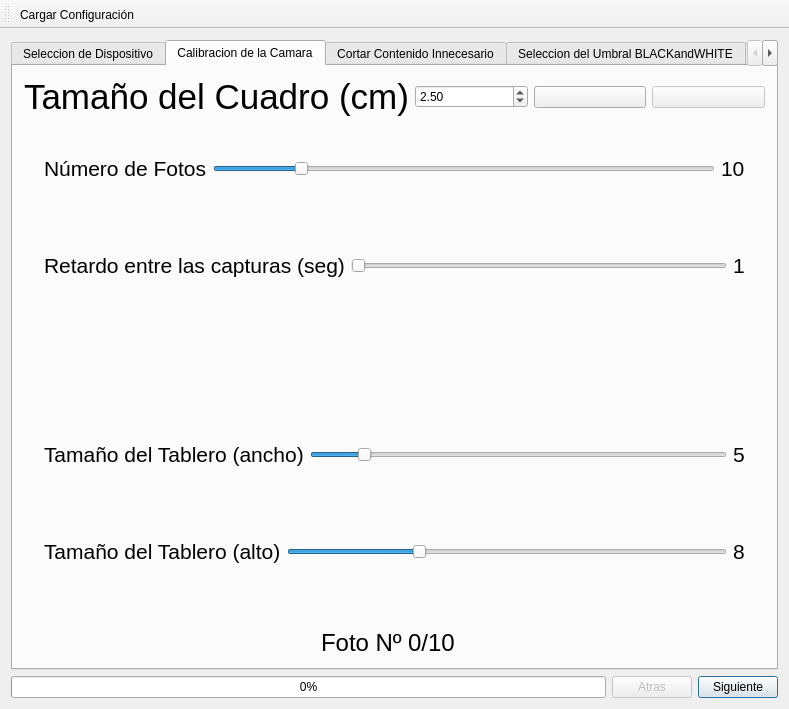
dianjuar/ModuloVisionArtifiical_ACO, file ventanaprincipal.ui: the form before one commit.
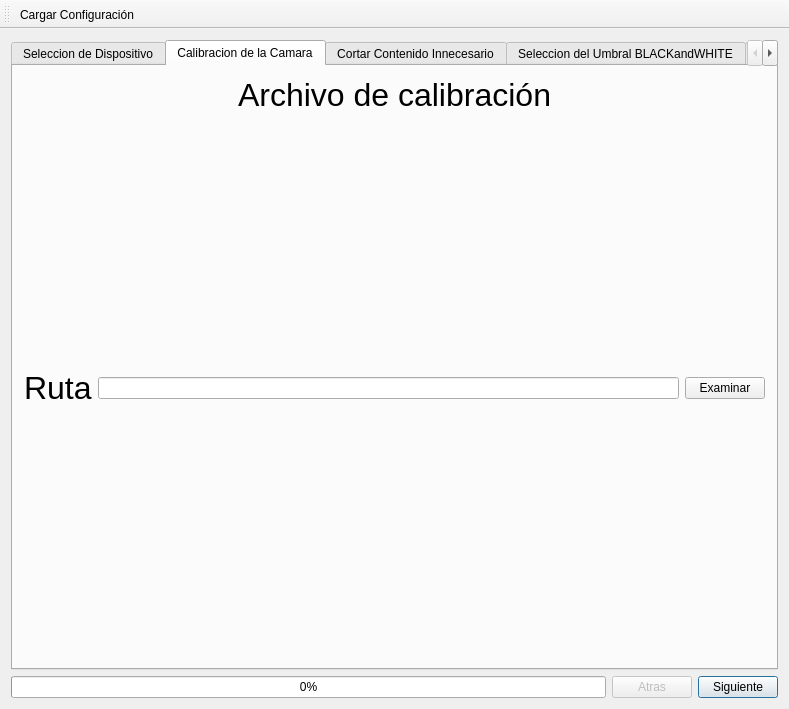
The form after the commit. The open tabs and pages were chosen to show the change. Icons and pictures are not drawn. Custom widgets are drawn as their Qt base class.

Commit message: Mejoramiento de la calibración

Patch:
```diff
--- a/ventanaprincipal.ui
+++ b/ventanaprincipal.ui
@@ -141,412 +141,7 @@
        </attribute>
        <layout class="QVBoxLayout" name="verticalLayout_11">
         <item>
-         <layout class="QHBoxLayout" name="horizontalLayout_24">
-          <item>
-           <widget class="QLabel" name="label_25">
-            <property name="font">
-             <font>
-              <family>Ubuntu</family>
-              <pointsize>26</pointsize>
-             </font>
-            </property>
-            <property name="text">
-             <string>Tamaño del Cuadro (cm)</string>
-            </property>
-           </widget>
-          </item>
-          <item>
-           <widget class="QDoubleSpinBox" name="doubleSpinBox_F1_1">
-            <property name="value">
-             <double>2.500000000000000</double>
-            </property>
-           </widget>
-          </item>
-          <item>
-           <widget class="QPushButton" name="pushButton_startF1_1">
-            <property name="text">
-             <string/>
-            </property>
-            <property name="icon">
-             <iconset>
-              <normaloff>../ModuloDeVisionArtificial_1_1+GIT-build-desktop-Qt_4_8_1_in_PATH__System__Release/media/TestConnection/start.png</normaloff>../ModuloDeVisionArtificial_1_1+GIT-build-desktop-Qt_4_8_1_in_PATH__System__Release/media/TestConnection/start.png</iconset>
-            </property>
-            <property name="iconSize">
-             <size>
-              <width>25</width>
-              <height>25</height>
-             </size>
-            </property>
-           </widget>
-          </item>
-          <item>
-           <widget class="QPushButton" name="pushButton_restartF1_1">
-            <property name="enabled">
-             <bool>false</bool>
-            </property>
-            <property name="text">
-             <string/>
-            </property>
-            <property name="icon">
-             <iconset>
-              <normaloff>../ModuloDeVisionArtificial_1_1+GIT-build-desktop-Qt_4_8_1_in_PATH__System__Release/media/TestConnection/restart.png</normaloff>../ModuloDeVisionArtificial_1_1+GIT-build-desktop-Qt_4_8_1_in_PATH__System__Release/media/TestConnection/restart.png</iconset>
-            </property>
-            <property name="iconSize">
-             <size>
-              <width>25</width>
-              <height>25</height>
-             </size>
-            </property>
-           </widget>
-          </item>
-         </layout>
-        </item>
-        <item>
-         <layout class="QHBoxLayout" name="horizontalLayout_29">
-          <item>
-           <spacer name="verticalSpacer_36">
-            <property name="orientation">
-             <enum>Qt::Vertical</enum>
-            </property>
-            <property name="sizeHint" stdset="0">
-             <size>
-              <width>20</width>
-              <height>40</height>
-             </size>
-            </property>
-           </spacer>
-          </item>
-          <item>
-           <widget class="QLabel" name="label_32">
-            <property name="font">
-             <font>
-              <family>Ubuntu</family>
-              <pointsize>16</pointsize>
-             </font>
-            </property>
-            <property name="text">
-             <string>Número de Fotos</string>
-            </property>
-           </widget>
-          </item>
-          <item>
-           <widget class="QSlider" name="slider_NFotos_F1_1">
-            <property name="minimum">
-             <number>8</number>
-            </property>
-            <property name="maximum">
-             <number>20</number>
-            </property>
-            <property name="value">
-             <number>10</number>
-            </property>
-            <property name="orientation">
-             <enum>Qt::Horizontal</enum>
-            </property>
-           </widget>
-          </item>
-          <item>
-           <widget class="QLabel" name="label_33">
-            <property name="font">
-             <font>
-              <family>Ubuntu</family>
-              <pointsize>16</pointsize>
-             </font>
-            </property>
-            <property name="text">
-             <string>10</string>
-            </property>
-           </widget>
-          </item>
-          <item>
-           <spacer name="verticalSpacer_38">
-            <property name="orientation">
-             <enum>Qt::Vertical</enum>
-            </property>
-            <property name="sizeHint" stdset="0">
-             <size>
-              <width>20</width>
-              <height>40</height>
-             </size>
-            </property>
-           </spacer>
-          </item>
-         </layout>
-        </item>
-        <item>
-         <layout class="QHBoxLayout" name="horizontalLayout_30">
-          <item>
-           <spacer name="verticalSpacer_37">
-            <property name="orientation">
-             <enum>Qt::Vertical</enum>
-            </property>
-            <property name="sizeHint" stdset="0">
-             <size>
-              <width>20</width>
-              <height>40</height>
-             </size>
-            </property>
-           </spacer>
-          </item>
-          <item>
-           <widget class="QLabel" name="label_34">
-            <property name="font">
-             <font>
-              <family>Ubuntu</family>
-              <pointsize>16</pointsize>
-             </font>
-            </property>
-            <property name="text">
-             <string>Retardo entre las capturas (seg)</string>
-            </property>
-           </widget>
-          </item>
-          <item>
-           <widget class="QSlider" name="slider_delay_F1_1">
-            <property name="minimum">
-             <number>1</number>
-            </property>
-            <property name="maximum">
-             <number>10</number>
-            </property>
-            <property name="value">
-             <number>1</number>
-            </property>
-            <property name="orientation">
-             <enum>Qt::Horizontal</enum>
-            </property>
-           </widget>
-          </item>
-          <item>
-           <widget class="QLabel" name="label_35">
-            <property name="font">
-             <font>
-              <family>Ubuntu</family>
-              <pointsize>16</pointsize>
-             </font>
-            </property>
-            <property name="text">
-             <string>1</string>
-            </property>
-           </widget>
-          </item>
-          <item>
-           <spacer name="verticalSpacer_39">
-            <property name="orientation">
-             <enum>Qt::Vertical</enum>
-            </property>
-            <property name="sizeHint" stdset="0">
-             <size>
-              <width>20</width>
-              <height>40</height>
-             </size>
-            </property>
-           </spacer>
-          </item>
-         </layout>
-        </item>
-        <item>
-         <spacer name="verticalSpacer_32">
-          <property name="orientation">
-           <enum>Qt::Vertical</enum>
-          </property>
-          <property name="sizeHint" stdset="0">
-           <size>
-            <width>20</width>
-            <height>40</height>
-           </size>
-          </property>
-         </spacer>
-        </item>
-        <item>
-         <layout class="QHBoxLayout" name="horizontalLayout_25">
-          <item>
-           <spacer name="verticalSpacer_21">
-            <property name="orientation">
-             <enum>Qt::Vertical</enum>
-            </property>
-            <property name="sizeHint" stdset="0">
-             <size>
-              <width>20</width>
-              <height>40</height>
-             </size>
-            </property>
-           </spacer>
-          </item>
-          <item>
-           <widget class="QLabel" name="label_26">
-            <property name="font">
-             <font>
-              <family>Ubuntu</family>
-              <pointsize>16</pointsize>
-             </font>
-            </property>
-            <property name="text">
-             <string>Tamaño del Tablero (ancho)</string>
-            </property>
-           </widget>
-          </item>
-          <item>
-           <widget class="QSlider" name="slider_BoardSizeW_F1_1">
-            <property name="minimum">
-             <number>3</number>
-            </property>
-            <property name="maximum">
-             <number>20</number>
-            </property>
-            <property name="value">
-             <number>5</number>
-            </property>
-            <property name="orientation">
-             <enum>Qt::Horizontal</enum>
-            </property>
-           </widget>
-          </item>
-          <item>
-           <widget class="QLabel" name="label_27">
-            <property name="font">
-             <font>
-              <family>Ubuntu</family>
-              <pointsize>16</pointsize>
-             </font>
-            </property>
-            <property name="text">
-             <string>5</string>
-            </property>
-           </widget>
-          </item>
-          <item>
-           <spacer name="verticalSpacer_31">
-            <property name="orientation">
-             <enum>Qt::Vertical</enum>
-            </property>
-            <property name="sizeHint" stdset="0">
-             <size>
-              <width>20</width>
-              <height>40</height>
-             </size>
-            </property>
-           </spacer>
-          </item>
-         </layout>
-        </item>
-        <item>
-         <layout class="QHBoxLayout" name="horizontalLayout_27">
-          <item>
-           <spacer name="verticalSpacer_34">
-            <property name="orientation">
-             <enum>Qt::Vertical</enum>
-            </property>
-            <property name="sizeHint" stdset="0">
-             <size>
-              <width>20</width>
-              <height>40</height>
-             </size>
-            </property>
-           </spacer>
-          </item>
-          <item>
-           <widget class="QLabel" name="label_30">
-            <property name="font">
-             <font>
-              <family>Ubuntu</family>
-              <pointsize>16</pointsize>
-             </font>
-            </property>
-            <property name="text">
-             <string>Tamaño del Tablero (alto)</string>
-            </property>
-           </widget>
-          </item>
-          <item>
-           <widget class="QSlider" name="slider_BoardSizeH_F1_1">
-            <property name="minimum">
-             <number>3</number>
-            </property>
-            <property name="maximum">
-             <number>20</number>
-            </property>
-            <property name="value">
-             <number>8</number>
-            </property>
-            <property name="orientation">
-             <enum>Qt::Horizontal</enum>
-            </property>
-           </widget>
-          </item>
-          <item>
-           <widget class="QLabel" name="label_31">
-            <property name="font">
-             <font>
-              <family>Ubuntu</family>
-              <pointsize>16</pointsize>
-             </font>
-            </property>
-            <property name="text">
-             <string>8</string>
-            </property>
-           </widget>
-          </item>
-          <item>
-           <spacer name="verticalSpacer_35">
-            <property name="orientation">
-             <enum>Qt::Vertical</enum>
-            </property>
-            <property name="sizeHint" stdset="0">
-             <size>
-              <width>20</width>
-              <height>40</height>
-             </size>
-            </property>
-           </spacer>
-          </item>
-         </layout>
-        </item>
-        <item>
-         <layout class="QHBoxLayout" name="horizontalLayout_28">
-          <item>
-           <spacer name="horizontalSpacer_27">
-            <property name="orientation">
-             <enum>Qt::Horizontal</enum>
-            </property>
-            <property name="sizeHint" stdset="0">
-             <size>
-              <width>40</width>
-              <height>20</height>
-             </size>
-            </property>
-           </spacer>
-          </item>
-          <item>
-           <widget class="QLabel" name="label_displayF1_1">
-            <property name="text">
-             <string/>
-            </property>
-            <property name="scaledContents">
-             <bool>false</bool>
-            </property>
-            <property name="wordWrap">
-             <bool>false</bool>
-            </property>
-           </widget>
-          </item>
-          <item>
-           <spacer name="horizontalSpacer_28">
-            <property name="orientation">
-             <enum>Qt::Horizontal</enum>
-            </property>
-            <property name="sizeHint" stdset="0">
-             <size>
-              <width>40</width>
-              <height>20</height>
-             </size>
-            </property>
-           </spacer>
-          </item>
-         </layout>
-        </item>
-        <item>
-         <layout class="QHBoxLayout" name="horizontalLayout_23">
+         <layout class="QHBoxLayout" name="horizontalLayout_14">
           <item>
            <spacer name="horizontalSpacer_25">
             <property name="orientation">
@@ -561,38 +156,18 @@
            </spacer>
           </item>
           <item>
-           <widget class="QLabel" name="labe1">
+           <widget class="QLabel" name="label_8">
             <property name="font">
              <font>
               <family>Ubuntu</family>
-              <pointsize>18</pointsize>
+              <pointsize>24</pointsize>
+              <weight>50</weight>
+              <italic>false</italic>
+              <bold>false</bold>
              </font>
             </property>
             <property name="text">
-             <string>Foto Nº</string>
-            </property>
-           </widget>
-          </item>
-          <item>
-           <widget class="QLabel" name="label_FotoTomada_F1_1">
-            <property name="font">
-             <font>
-              <family>Ubuntu</family>
-              <pointsize>18</pointsize>
-             </font>
-            </property>
-            <property name="text">
-             <string>0/10</string>
-            </property>
-           </widget>
-          </item>
-          <item>
-           <widget class="QLabel" name="label_TodoEnOrden_F1_1">
-            <property name="text">
-             <string/>
-            </property>
-            <property name="pixmap">
-             <pixmap>../ModuloDeVisionArtificial_1_1+GIT-build-desktop-Qt_4_8_1_in_PATH__System__Release/media/TestConnection/Bad.png</pixmap>
+             <string>Archivo de calibración</string>
             </property>
            </widget>
           </item>
@@ -611,6 +186,69 @@
           </item>
          </layout>
         </item>
+        <item>
+         <spacer name="verticalSpacer_10">
+          <property name="orientation">
+           <enum>Qt::Vertical</enum>
+          </property>
+          <property name="sizeHint" stdset="0">
+           <size>
+            <width>20</width>
+            <height>40</height>
+           </size>
+          </property>
+         </spacer>
+        </item>
+        <item>
+         <layout class="QHBoxLayout" name="horizontalLayout_13">
+          <item>
+           <widget class="QLabel" name="label_9">
+            <property name="font">
+             <font>
+              <family>Ubuntu</family>
+              <pointsize>24</pointsize>
+              <weight>50</weight>
+              <italic>false</italic>
+              <bold>false</bold>
+             </font>
+            </property>
+            <property name="text">
+             <string>Ruta</string>
+            </property>
+           </widget>
+          </item>
+          <item>
+           <widget class="QLineEdit" name="lineEdit_F1_1_path">
+            <property name="enabled">
+             <bool>true</bool>
+            </property>
+            <property name="readOnly">
+             <bool>true</bool>
+            </property>
+           </widget>
+          </item>
+          <item>
+           <widget class="QPushButton" name="pushButton_F1_1_buscarArchivo">
+            <property name="text">
+             <string>Examinar</string>
+            </property>
+           </widget>
+          </item>
+         </layout>
+        </item>
+        <item>
+         <spacer name="verticalSpacer_11">
+          <property name="orientation">
+           <enum>Qt::Vertical</enum>
+          </property>
+          <property name="sizeHint" stdset="0">
+           <size>
+            <width>20</width>
+            <height>40</height>
+           </size>
+          </property>
+         </spacer>
+        </item>
        </layout>
       </widget>
       <widget class="QWidget" name="tab_2">
```
Left out of the diff: 110 changed lines with no effect on the pictures. The commit also changes 65 other files.
